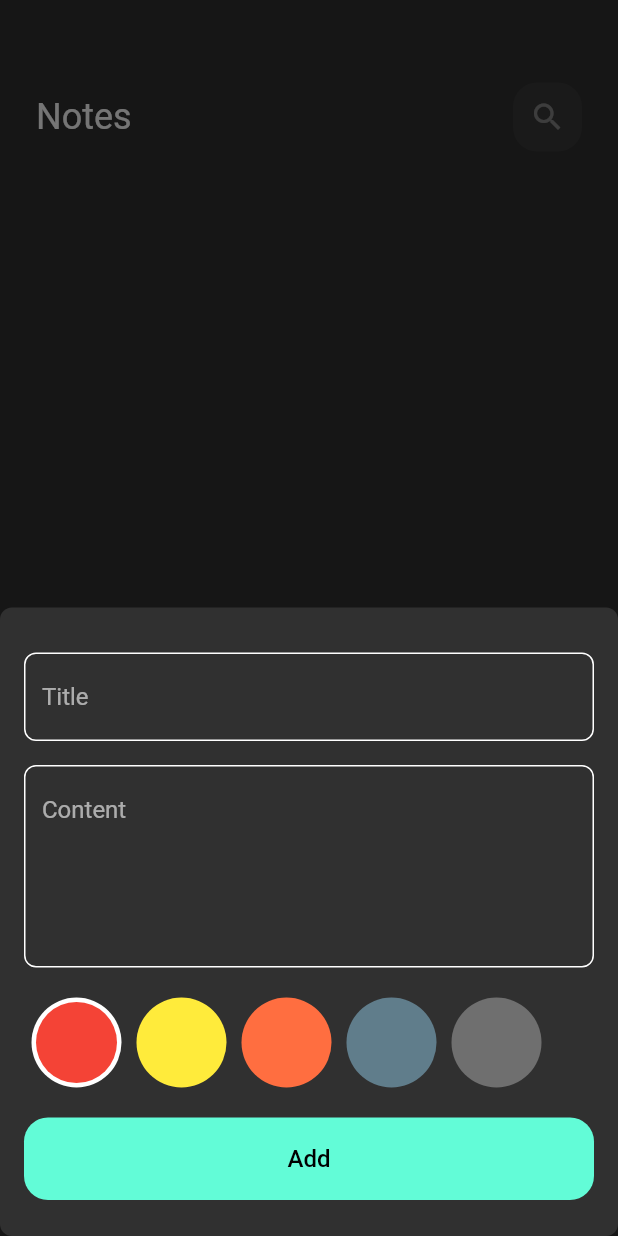
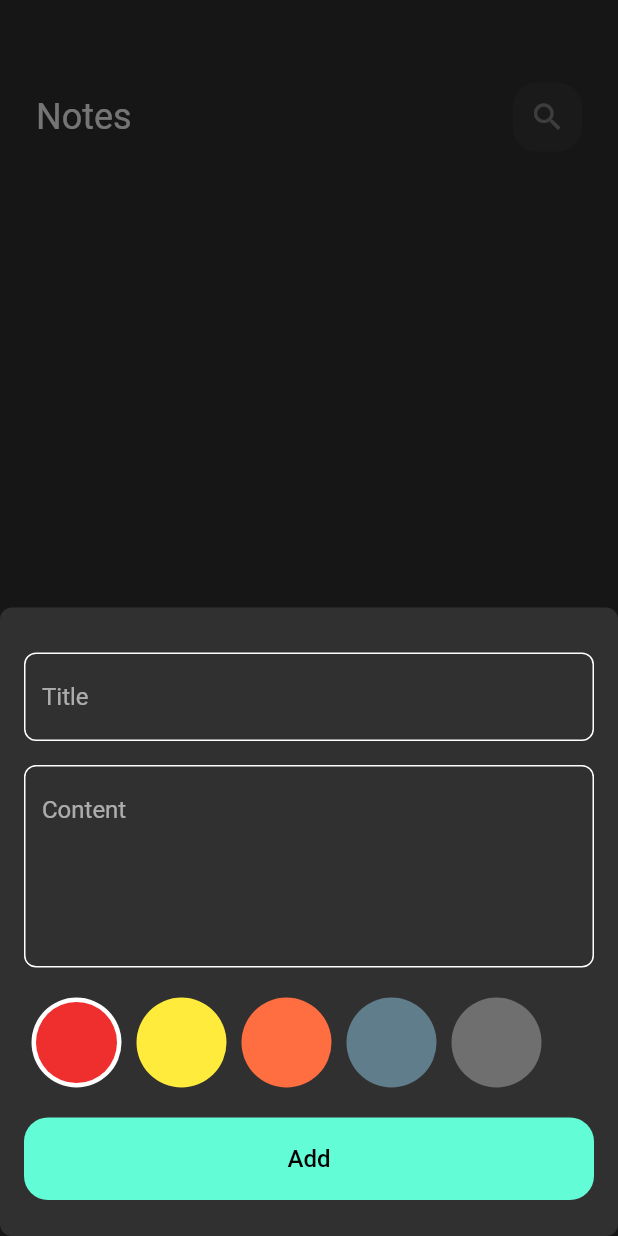
Before and after one commit to abdulmalek9/Note_App, a Flutter app: the screen it shows after launch, after a tap on the "add" icon, on a phone screen of 412 x 824 dp. Run offline on Flutter 3.47's test engine with Material 2 defaults, Android fonts, the phone set to English and light mode, and no system bars; our stand-ins replace bloc, flutter_bloc, hive, hive_flutter; accounts and stored records are empty.

Commit message:
pick color form list

```diff
--- a/lib/Cubit/add_notes_cubit/add_note_cubit.dart
+++ b/lib/Cubit/add_notes_cubit/add_note_cubit.dart
@@ -1,18 +1,18 @@
-import 'package:bloc/bloc.dart';
+import 'package:flutter/material.dart';
+import 'package:flutter_bloc/flutter_bloc.dart';
 import 'package:hive_flutter/adapters.dart';
-import 'package:meta/meta.dart';
 import 'package:note/models/note_model.dart';
 import 'package:note/view/constent.dart';
-
 part 'add_note_state.dart';
 
 class AddNoteCubit extends Cubit<AddNoteState> {
   AddNoteCubit() : super(AddNoteInitial());
-
-  addNotes(notes) async {
+  Color? color = const Color.fromARGB(255, 239, 46, 46);
+  addNotes(NoteModel notes) async {
     emit(AddNoteLoding());
     try {
       var notesbox = Hive.box<NoteModel>(kNotesBox);
+      notes.color = color!.value;
       await notesbox.add(notes);
       emit(AddNoteSucces());
     } catch (e) {
--- a/lib/view/widget/color_listview.dart
+++ b/lib/view/widget/color_listview.dart
@@ -1,5 +1,7 @@
 import 'package:flutter/material.dart';
-import 'package:note/view/widget/color_Item.dart';
+import 'package:flutter_bloc/flutter_bloc.dart';
+import 'package:note/Cubit/add_notes_cubit/add_note_cubit.dart';
+import 'package:note/view/widget/color_item.dart';
 
 class ColorListview extends StatefulWidget {
   const ColorListview({super.key});
@@ -11,7 +13,7 @@ class ColorListview extends StatefulWidget {
 class _ColorListviewState extends State<ColorListview> {
   int? currentIndex = 0;
   List<Color> colors = [
-    Colors.red,
+    const Color.fromARGB(255, 239, 46, 46),
     Colors.yellow,
     Colors.deepOrangeAccent,
     Colors.blueGrey,
@@ -30,6 +32,7 @@ class _ColorListviewState extends State<ColorListview> {
               child: GestureDetector(
                 onTap: () {
                   currentIndex = index;
+                  BlocProvider.of<AddNoteCubit>(context).color = colors[index];
                   setState(() {});
                 },
                 child: ColorItem(
```
